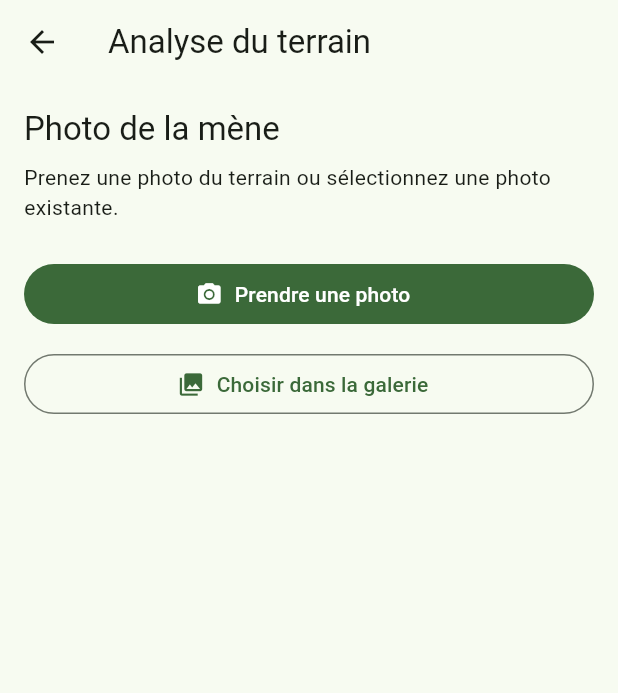
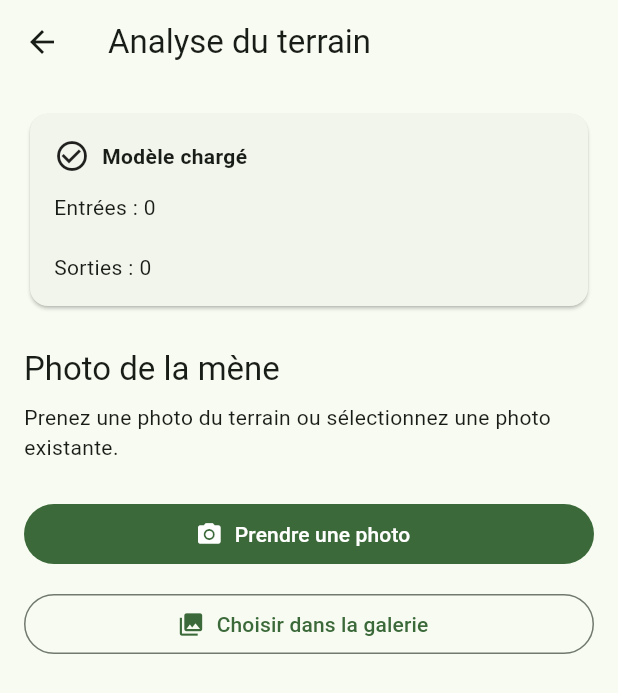
Before and after one commit to brakzog/petanque_assistant, a Flutter app: the TerrainAnalysisScreen screen opened directly, on a phone screen of 412 x 824 dp. Shown: the top 693 px of the screen. Run offline on Flutter 3.47's test engine with Material 3 defaults, Android fonts, the phone set to English and light mode, and no system bars; our stand-ins replace drift, image_picker; missing offline and left inert: tflite_flutter; accounts and stored records are empty; generated files the repository leaves out were written again.

Commit message:
feat detector in progress

```diff
--- a/lib/features/tournaments/presentation/terrain_analysis_screen.dart
+++ b/lib/features/tournaments/presentation/terrain_analysis_screen.dart
@@ -2,6 +2,8 @@ import 'dart:io';
 
 import 'package:flutter/material.dart';
 import 'package:image_picker/image_picker.dart';
+
+import '../services/petanque_detector.dart';
 
 class TerrainAnalysisScreen extends StatefulWidget {
   const TerrainAnalysisScreen({
@@ -13,12 +15,45 @@ class TerrainAnalysisScreen extends StatefulWidget {
       _TerrainAnalysisScreenState();
 }
 
-class _TerrainAnalysisScreenState
-    extends State<TerrainAnalysisScreen> {
+class _TerrainAnalysisScreenState extends State<TerrainAnalysisScreen> {
   final ImagePicker _imagePicker = ImagePicker();
 
   XFile? _selectedImage;
   bool _pickingImage = false;
+
+  bool _loadingDetector = true;
+  String? _detectorInfo;
+  String? _detectorError;
+
+  @override
+  void initState() {
+    super.initState();
+    _loadDetector();
+  }
+
+  Future<void> _loadDetector() async {
+    try {
+      await PetanqueDetector.instance.load();
+
+      if (!mounted) {
+        return;
+      }
+
+      setState(() {
+        _loadingDetector = false;
+        _detectorInfo = PetanqueDetector.instance.modelInfo;
+      });
+    } catch (e) {
+      if (!mounted) {
+        return;
+      }
+
+      setState(() {
+        _loadingDetector = false;
+        _detectorError = e.toString();
+      });
+    }
+  }
 
   Future<void> _takePhoto() async {
     await _pickImage(ImageSource.camera);
@@ -76,15 +111,21 @@ class _TerrainAnalysisScreenState
       body: ListView(
         padding: const EdgeInsets.all(16),
         children: [
+          _buildDetectorStatus(),
+
+          const SizedBox(height: 24),
+
           Text(
             'Photo de la mène',
             style: Theme.of(context).textTheme.titleLarge,
           ),
           const SizedBox(height: 8),
+
           const Text(
             'Prenez une photo du terrain ou sélectionnez '
             'une photo existante.',
           ),
+
           const SizedBox(height: 24),
 
           if (_selectedImage == null) ...[
@@ -107,22 +148,21 @@ class _TerrainAnalysisScreenState
                 fit: BoxFit.contain,
               ),
             ),
+
             const SizedBox(height: 16),
 
             Row(
               children: [
                 Expanded(
                   child: OutlinedButton.icon(
-                    onPressed:
-                        _pickingImage ? null : _choosePhoto,
+                    onPressed: _pickingImage ? null : _choosePhoto,
                     icon: const Icon(Icons.photo_library),
                     label: const Text('Changer'),
                   ),
                 ),
                 const SizedBox(width: 12),
                 IconButton(
-                  onPressed:
-                      _pickingImage ? null : _removePhoto,
+                  onPressed: _pickingImage ? null : _removePhoto,
                   tooltip: 'Supprimer la photo',
                   icon: const Icon(Icons.delete_outline),
                 ),
@@ -137,6 +177,7 @@ class _TerrainAnalysisScreenState
               'Résultat de l\'analyse',
               style: Theme.of(context).textTheme.titleLarge,
             ),
+
             const SizedBox(height: 12),
 
             const Card(
@@ -148,8 +189,9 @@ class _TerrainAnalysisScreenState
                     SizedBox(width: 12),
                     Expanded(
                       child: Text(
-                        'La détection du cochonnet et des boules '
-                        'sera ajoutée à l\'étape suivante.',
+                        'Le modèle est intégré. '
+                        'L\'inférence sur la photo sera ajoutée '
+                        'à l\'étape suivante.',
                       ),
                     ),
                   ],
@@ -168,4 +210,85 @@ class _TerrainAnalysisScreenState
       ),
     );
   }
+
+  Widget _buildDetectorStatus() {
+    if (_loadingDetector) {
+      return const Card(
+        child: Padding(
+          padding: EdgeInsets.all(16),
+          child: Row(
+            children: [
+              SizedBox(
+                width: 20,
+                height: 20,
+                child: CircularProgressIndicator(
+                  strokeWidth: 2,
+                ),
+              ),
+              SizedBox(width: 12),
+              Expanded(
+                child: Text(
+                  'Chargement du modèle de détection...',
+                ),
+              ),
+            ],
+          ),
+        ),
+      );
+    }
+
+    if (_detectorError != null) {
+      return Card(
+        child: Padding(
+          padding: const EdgeInsets.all(16),
+          child: Column(
+            crossAxisAlignment: CrossAxisAlignment.start,
+            children: [
+              const Row(
+                children: [
+                  Icon(Icons.error_outline),
+                  SizedBox(width: 8),
+                  Text(
+                    'Erreur de chargement du modèle',
+                    style: TextStyle(
+                      fontWeight: FontWeight.bold,
+                    ),
+                  ),
+                ],
+              ),
+              const SizedBox(height: 12),
+              SelectableText(_detectorError!),
+            ],
+          ),
+        ),
+      );
+    }
+
+    return Card(
+      child: Padding(
+        padding: const EdgeInsets.all(16),
+        child: Column(
+          crossAxisAlignment: CrossAxisAlignment.start,
+          children: [
+            const Row(
+              children: [
+                Icon(Icons.check_circle_outline),
+                SizedBox(width: 8),
+                Text(
+                  'Modèle chargé',
+                  style: TextStyle(
+                    fontWeight: FontWeight.bold,
+                  ),
+                ),
+              ],
+            ),
+            const SizedBox(height: 12),
+            SelectableText(
+              _detectorInfo ?? 'Informations indisponibles',
+            ),
+          ],
+        ),
+      ),
+    );
+  }
 }
--- /dev/null
+++ b/lib/features/tournaments/services/petanque_detector.dart
@@ -0,0 +1,65 @@
+import 'package:tflite_flutter/tflite_flutter.dart';
+
+class PetanqueDetector {
+  PetanqueDetector._();
+
+  static final PetanqueDetector instance = PetanqueDetector._();
+
+  Interpreter? _interpreter;
+  String? _modelInfo;
+
+  bool get isLoaded => _interpreter != null;
+
+  String get modelInfo =>
+      _modelInfo ?? 'Informations du modèle indisponibles';
+
+  Future<void> load() async {
+    if (_interpreter != null) {
+      return;
+    }
+
+    final interpreter = await Interpreter.fromAsset(
+      'assets/models/petanque_detector.tflite',
+    );
+
+    _interpreter = interpreter;
+
+    final inputTensors = interpreter.getInputTensors();
+    final outputTensors = interpreter.getOutputTensors();
+
+    final buffer = StringBuffer();
+
+    buffer.writeln('Entrées : ${inputTensors.length}');
+
+    for (var i = 0; i < inputTensors.length; i++) {
+      final tensor = inputTensors[i];
+
+      buffer.writeln();
+      buffer.writeln('INPUT $i');
+      buffer.writeln('Nom : ${tensor.name}');
+      buffer.writeln('Shape : ${tensor.shape}');
+      buffer.writeln('Type : ${tensor.type}');
+    }
+
+    buffer.writeln();
+    buffer.writeln('Sorties : ${outputTensors.length}');
+
+    for (var i = 0; i < outputTensors.length; i++) {
+      final tensor = outputTensors[i];
+
+      buffer.writeln();
+      buffer.writeln('OUTPUT $i');
+      buffer.writeln('Nom : ${tensor.name}');
+      buffer.writeln('Shape : ${tensor.shape}');
+      buffer.writeln('Type : ${tensor.type}');
+    }
+
+    _modelInfo = buffer.toString().trim();
+  }
+
+  void dispose() {
+    _interpreter?.close();
+    _interpreter = null;
+    _modelInfo = null;
+  }
+}
```
